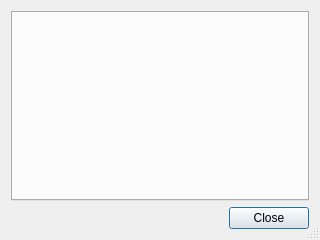
First picture: the form in src/UserInterface/src/Dialogs/SimulationVariablesDialog.ui, repository till213/SkyDolly, before the edit.
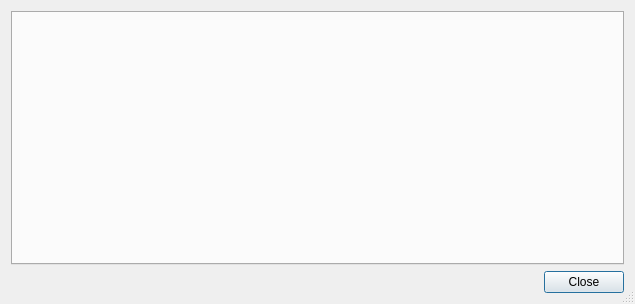
Second picture: the form after the edit.

Commit message: Adjust layout

Patch:
```diff
--- a/src/UserInterface/src/Dialogs/SimulationVariablesDialog.ui
+++ b/src/UserInterface/src/Dialogs/SimulationVariablesDialog.ui
@@ -6,8 +6,8 @@
    <rect>
     <x>0</x>
     <y>0</y>
-    <width>320</width>
-    <height>240</height>
+    <width>635</width>
+    <height>304</height>
    </rect>
   </property>
   <property name="minimumSize">
@@ -24,7 +24,7 @@
   </property>
   <layout class="QGridLayout" name="gridLayout">
    <property name="sizeConstraint">
-    <enum>QLayout::SetDefaultConstraint</enum>
+    <enum>QLayout::SetMinimumSize</enum>
    </property>
    <item row="1" column="0">
     <widget class="QDialogButtonBox" name="buttonBox">
@@ -38,6 +38,12 @@
    </item>
    <item row="0" column="0">
     <widget class="QTabWidget" name="simulationVariablesTab">
+     <property name="minimumSize">
+      <size>
+       <width>0</width>
+       <height>0</height>
+      </size>
+     </property>
      <property name="currentIndex">
       <number>-1</number>
      </property>
```
The commit also changes 1 other file.
